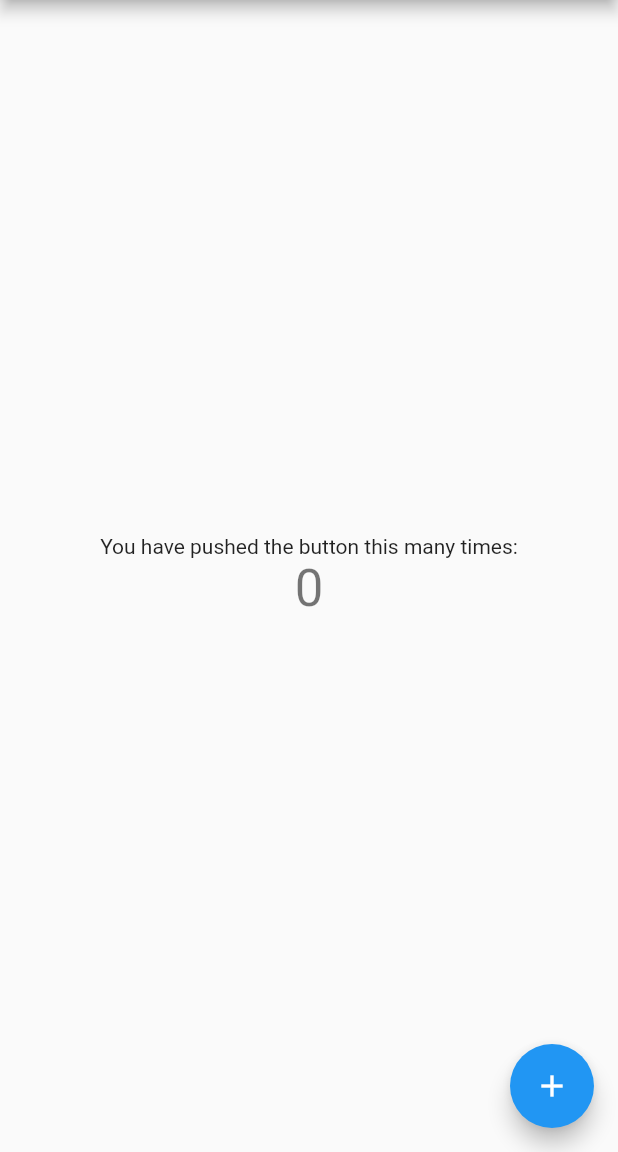
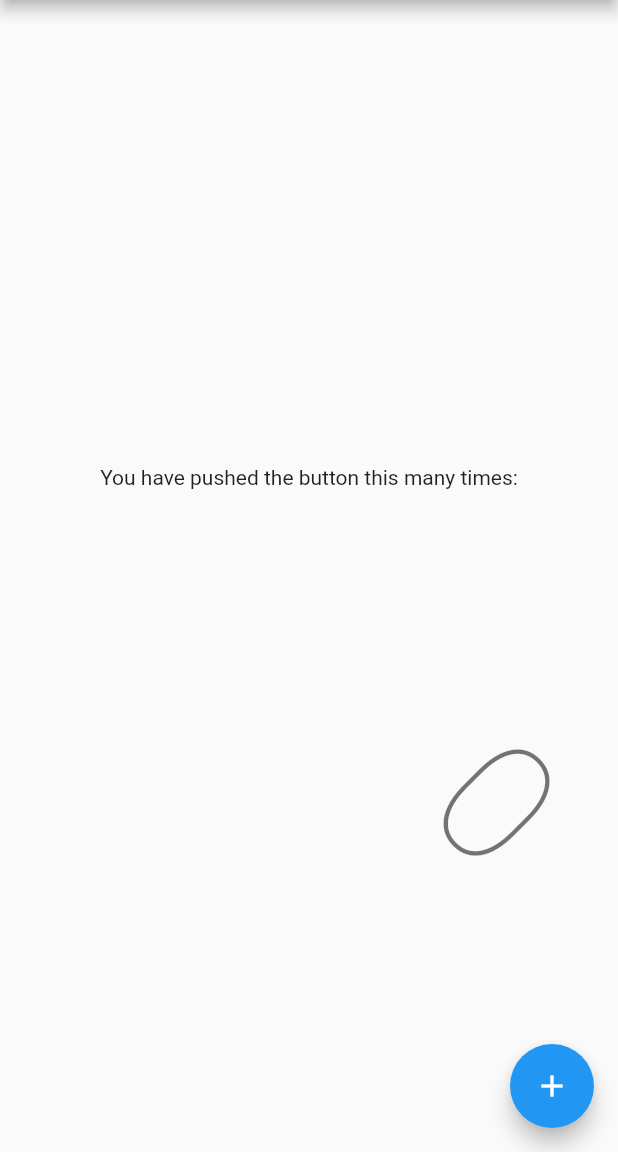
Before and after one commit to mrxten/flutex, a Flutter app: the screen it shows after launch, on a phone screen of 412 x 824 dp, the part 84-1236 px from its top. Run offline on Flutter 3.47's test engine with Material 2 defaults, Android fonts, the phone set to English and light mode, and no system bars.

Commit message:
update example

```diff
--- a/example/lib/main.dart
+++ b/example/lib/main.dart
@@ -1,3 +1,5 @@
+import 'dart:math';
+
 import 'package:flutter/material.dart';
 import 'package:flutex/flutex.dart';
 
@@ -44,13 +46,13 @@ class _MyHomePageState extends State<MyHomePage> {
         children: <Widget>[
           Text(
             'You have pushed the button this many times:',
-          ),
+          ).center().padding(padding: EdgeInsets.all(20.0)),
           Text(
             '$_counter',
-            style: Theme.of(context).textTheme.display1,
-          ),
+            style: Theme.of(context).textTheme.headline1,
+          ).inkWell(() {}).right().rotate(angle: pi / 4),
         ],
-      ).center(),
+      ),
       floatingActionButton: FloatingActionButton(
         onPressed: _incrementCounter,
         tooltip: 'Increment',
```
